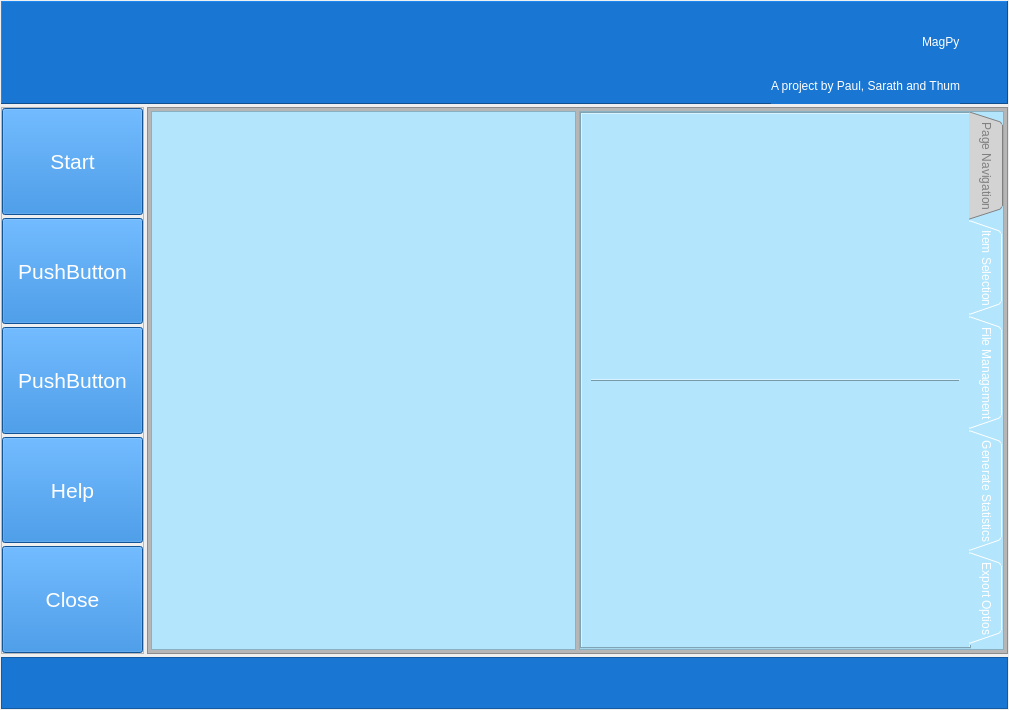
Above: bin/core/gui/testui.ui from projectmagpy/MagPy before the change. Below: the same form after it.
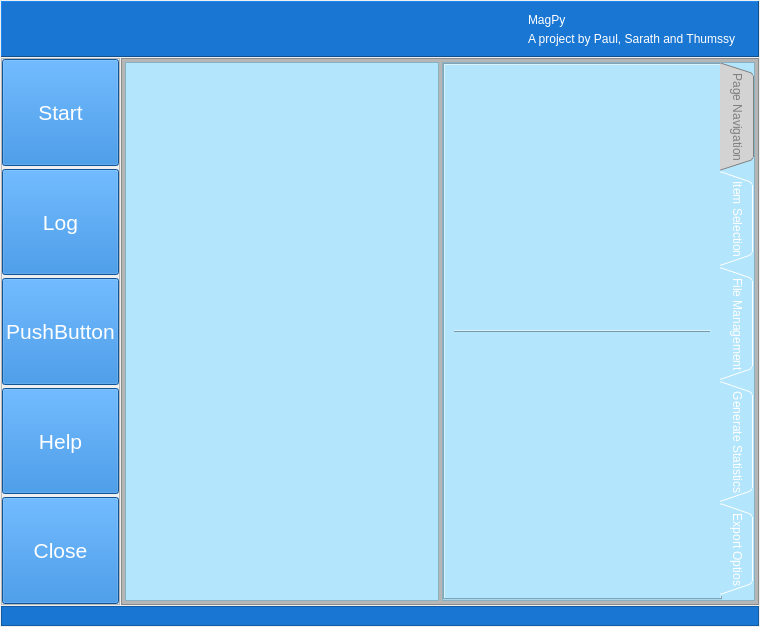
That is the form after the change.

```diff
--- a/bin/core/gui/testui.ui
+++ b/bin/core/gui/testui.ui
@@ -2,23 +2,38 @@
 <ui version="4.0">
  <class>MainWindow</class>
  <widget class="QDialog" name="MainWindow">
+  <property name="windowModality">
+   <enum>Qt::ApplicationModal</enum>
+  </property>
   <property name="geometry">
    <rect>
     <x>0</x>
     <y>0</y>
-    <width>1009</width>
-    <height>710</height>
+    <width>760</width>
+    <height>627</height>
    </rect>
   </property>
+  <property name="sizePolicy">
+   <sizepolicy hsizetype="Expanding" vsizetype="Fixed">
+    <horstretch>1</horstretch>
+    <verstretch>1</verstretch>
+   </sizepolicy>
+  </property>
+  <property name="maximumSize">
+   <size>
+    <width>819</width>
+    <height>627</height>
+   </size>
+  </property>
   <property name="windowTitle">
    <string>MagPy</string>
   </property>
   <property name="modal">
    <bool>true</bool>
   </property>
-  <layout class="QVBoxLayout" name="verticalLayout" stretch="2,7,1">
+  <layout class="QVBoxLayout" name="verticalLayout" stretch="5,3,2">
    <property name="spacing">
-    <number>3</number>
+    <number>1</number>
    </property>
    <property name="margin">
     <number>1</number>
@@ -26,11 +41,17 @@
    <item>
     <widget class="QFrame" name="frame">
      <property name="sizePolicy">
-      <sizepolicy hsizetype="Expanding" vsizetype="Expanding">
+      <sizepolicy hsizetype="Preferred" vsizetype="Preferred">
        <horstretch>0</horstretch>
        <verstretch>0</verstretch>
       </sizepolicy>
      </property>
+     <property name="contextMenuPolicy">
+      <enum>Qt::PreventContextMenu</enum>
+     </property>
+     <property name="autoFillBackground">
+      <bool>true</bool>
+     </property>
      <property name="styleSheet">
       <string notr="true">background-color: #1976D2;</string>
      </property>
@@ -40,25 +61,30 @@
      <property name="frameShadow">
       <enum>QFrame::Raised</enum>
      </property>
-     <widget class="QWidget" name="layoutWidget">
-      <property name="geometry">
-       <rect>
-        <x>770</x>
-        <y>20</y>
-        <width>189</width>
-        <height>85</height>
-       </rect>
+     <layout class="QHBoxLayout" name="horizontalLayout_3" stretch="7,3">
+      <property name="sizeConstraint">
+       <enum>QLayout::SetNoConstraint</enum>
       </property>
+      <item>
+       <layout class="QVBoxLayout" name="verticalLayout_6"/>
+      </item>
+      <item>
       <layout class="QVBoxLayout" name="verticalLayout_3">
        <property name="spacing">
         <number>3</number>
        </property>
-       <item alignment="Qt::AlignRight">
+        <item>
         <widget class="QLabel" name="label">
+          <property name="layoutDirection">
+           <enum>Qt::RightToLeft</enum>
+          </property>
          <property name="styleSheet">
           <string notr="true">color: rgb(255, 255, 255);
 font: 40pt &quot;MS Shell Dlg 2&quot;;</string>
          </property>
+          <property name="frameShape">
+           <enum>QFrame::NoFrame</enum>
+          </property>
          <property name="text">
           <string>MagPy</string>
          </property>
@@ -75,11 +101,15 @@
         </widget>
        </item>
       </layout>
-     </widget>
+      </item>
+     </layout>
     </widget>
    </item>
    <item>
     <layout class="QHBoxLayout" name="horizontalLayout" stretch="1,6">
+     <property name="sizeConstraint">
+      <enum>QLayout::SetFixedSize</enum>
+     </property>
      <item>
       <widget class="QFrame" name="frame_4">
        <property name="frameShape">
@@ -185,7 +215,7 @@
 color: rgb(255, 255, 255);</string>
           </property>
           <property name="text">
-           <string>PushButton</string>
+           <string>Log</string>
           </property>
           <property name="iconSize">
            <size>
@@ -551,6 +581,12 @@
    </item>
    <item>
     <widget class="QFrame" name="frame_2">
+     <property name="sizePolicy">
+      <sizepolicy hsizetype="Expanding" vsizetype="Fixed">
+       <horstretch>0</horstretch>
+       <verstretch>0</verstretch>
+      </sizepolicy>
+     </property>
      <property name="styleSheet">
       <string notr="true">background-color: #1976D2;</string>
      </property>
@@ -560,6 +596,11 @@
      <property name="frameShadow">
       <enum>QFrame::Raised</enum>
      </property>
+     <layout class="QVBoxLayout" name="verticalLayout_8">
+      <item>
+       <layout class="QVBoxLayout" name="verticalLayout_7"/>
+      </item>
+     </layout>
     </widget>
    </item>
   </layout>
```
Lines whose indentation alone changed are shown as unchanged.
